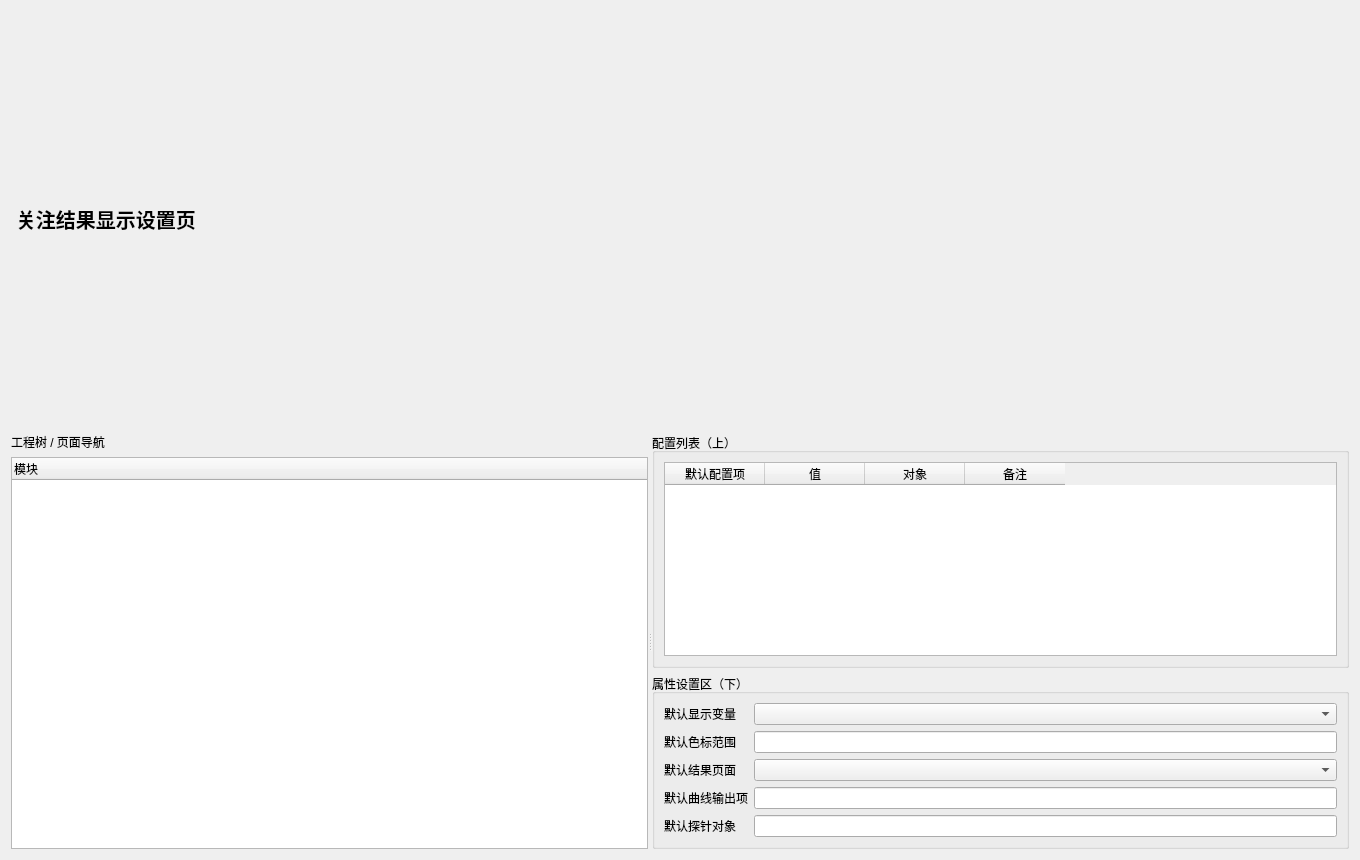
asd977/base_cae, file plugins/Base_Display/SolverResultFocusPage.ui: the form before one commit.
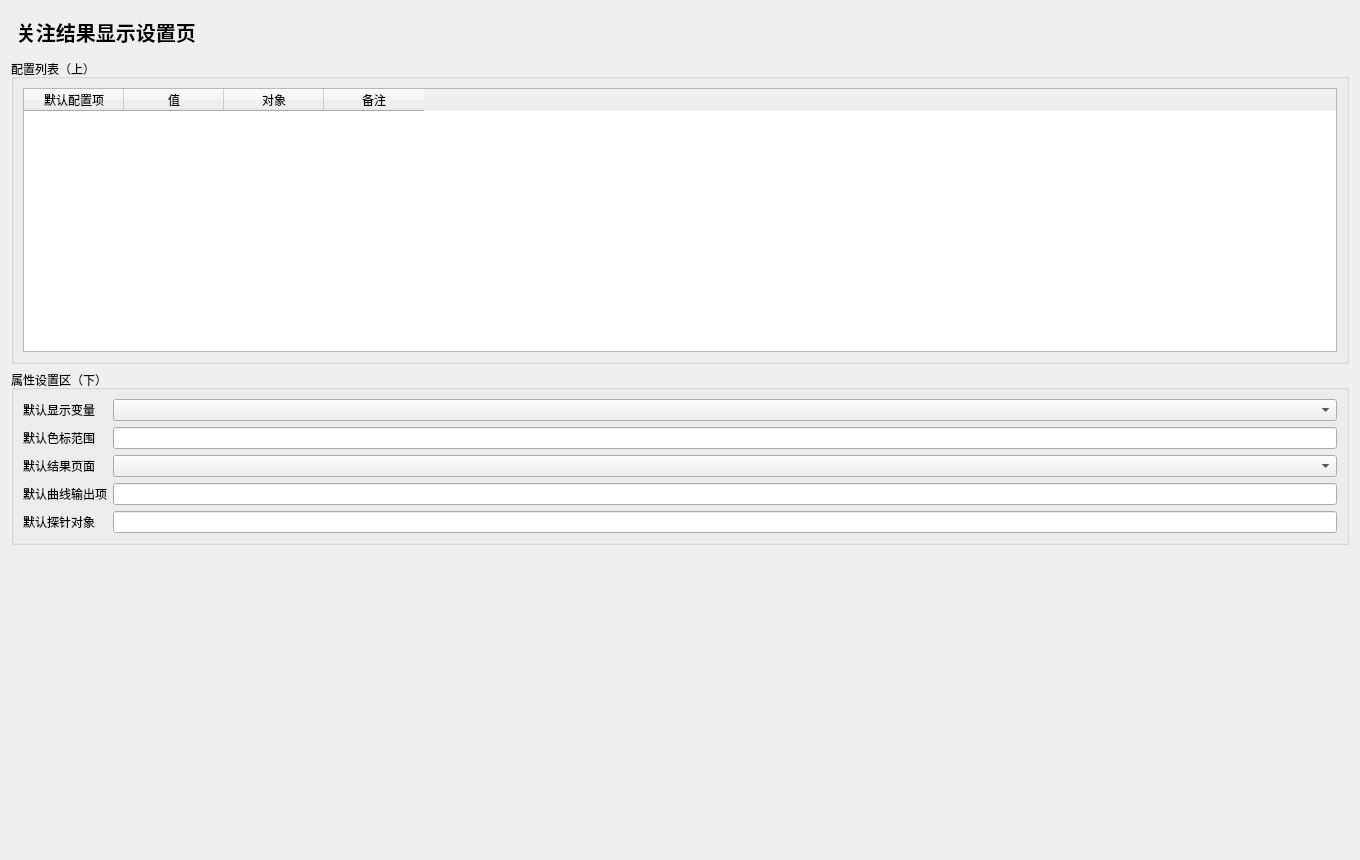
The form after the commit.

Commit message: 按评审意见移除左侧导航并补充底部纵向弹簧

```diff
--- a/plugins/Base_Display/SolverResultFocusPage.ui
+++ b/plugins/Base_Display/SolverResultFocusPage.ui
@@ -6,17 +6,6 @@
   <layout class="QVBoxLayout" name="rootLayout">
    <item><widget class="QLabel" name="titleLabel"><property name="styleSheet"><string notr="true">font-size:20px;font-weight:700;padding:6px 0;</string></property><property name="text"><string>关注结果显示设置页</string></property></widget></item>
    <item>
-    <widget class="QSplitter" name="mainSplitter">
-     <property name="orientation"><enum>Qt::Horizontal</enum></property>
-     <widget class="QWidget" name="leftPanel">
-      <layout class="QVBoxLayout" name="leftLayout">
-       <item><widget class="QLabel" name="navTitle"><property name="text"><string>工程树 / 页面导航</string></property></widget></item>
-       <item><widget class="QTreeWidget" name="navTree"><column><property name="text"><string>模块</string></property></column></widget></item>
-      </layout>
-     </widget>
-     <widget class="QWidget" name="rightPanel">
-      <layout class="QVBoxLayout" name="rightLayout">
-       <item>
         <widget class="QGroupBox" name="listGroup"><property name="title"><string>配置列表（上）</string></property>
          <layout class="QVBoxLayout" name="listLayout">
           <item><widget class="QTableWidget" name="configTable">              <column><property name="text"><string>默认配置项</string></property></column>
@@ -43,9 +32,11 @@
          </layout>
         </widget>
        </item>
-      </layout>
-     </widget>
-    </widget>
+   <item>
+    <spacer name="verticalSpacer">
+     <property name="orientation"><enum>Qt::Vertical</enum></property>
+     <property name="sizeHint" stdset="0"><size><width>20</width><height>40</height></size></property>
+    </spacer>
    </item>
   </layout>
  </widget>
```
Left out of the diff: 3 changed lines with no effect on the pictures. Lines whose indentation alone changed are shown as unchanged. The commit also changes 23 other files.
